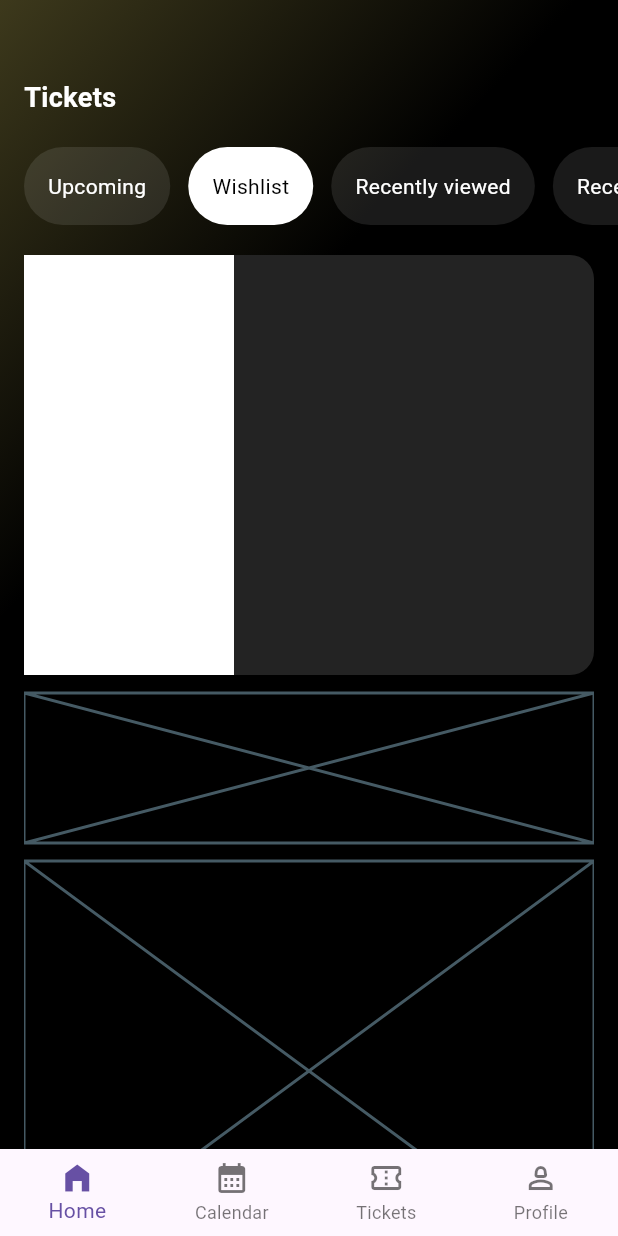
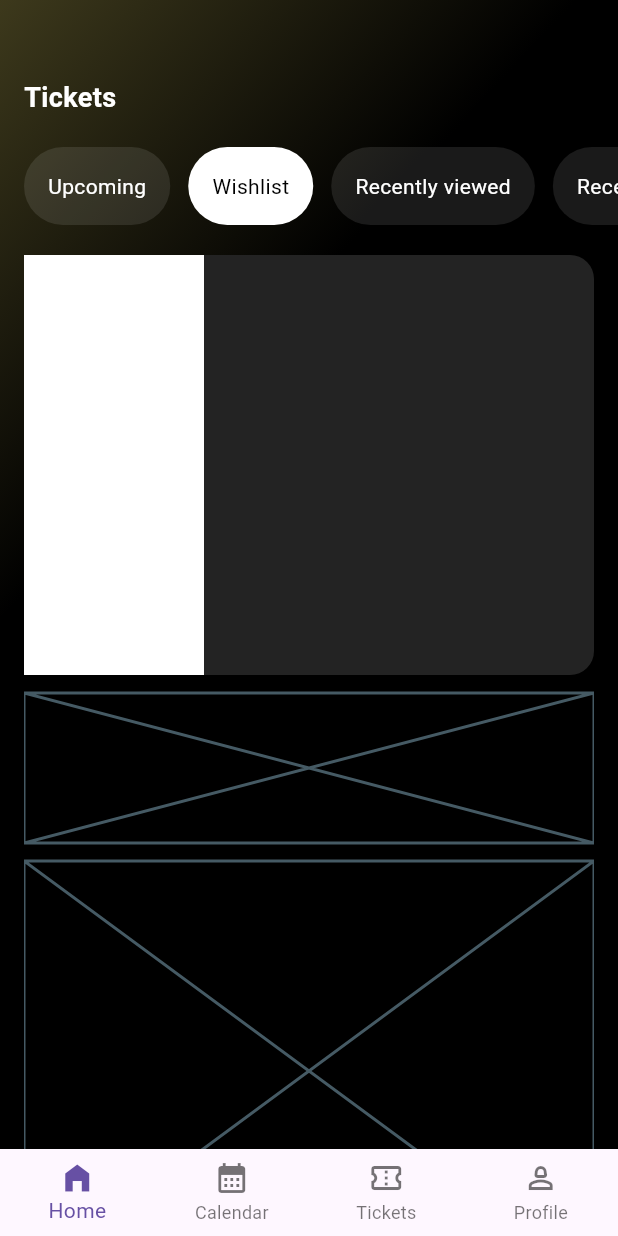
Before and after one commit to JAICHANGPARK/flutter_notebook_chapter_43, a Flutter app: the EventHomePage screen opened directly, on a phone screen of 412 x 824 dp. Run offline on Flutter 3.47's test engine with Material 3 defaults, Android fonts, the phone set to English and light mode, and no system bars; our stand-ins replace gap, hugeicons, percent_indicator.

Commit message:
Update event_home_page.dart

```diff
--- a/lib/ep2186_event_app/ui/event_home_page.dart
+++ b/lib/ep2186_event_app/ui/event_home_page.dart
@@ -130,7 +130,7 @@ class _EventHomePageState extends State<EventHomePage> {
                               child: Row(
                                 children: [
                                   Container(
-                                    width: 140,
+                                    width: 120,
                                     decoration: BoxDecoration(
                                       color: Colors.white,
                                     ),
```
